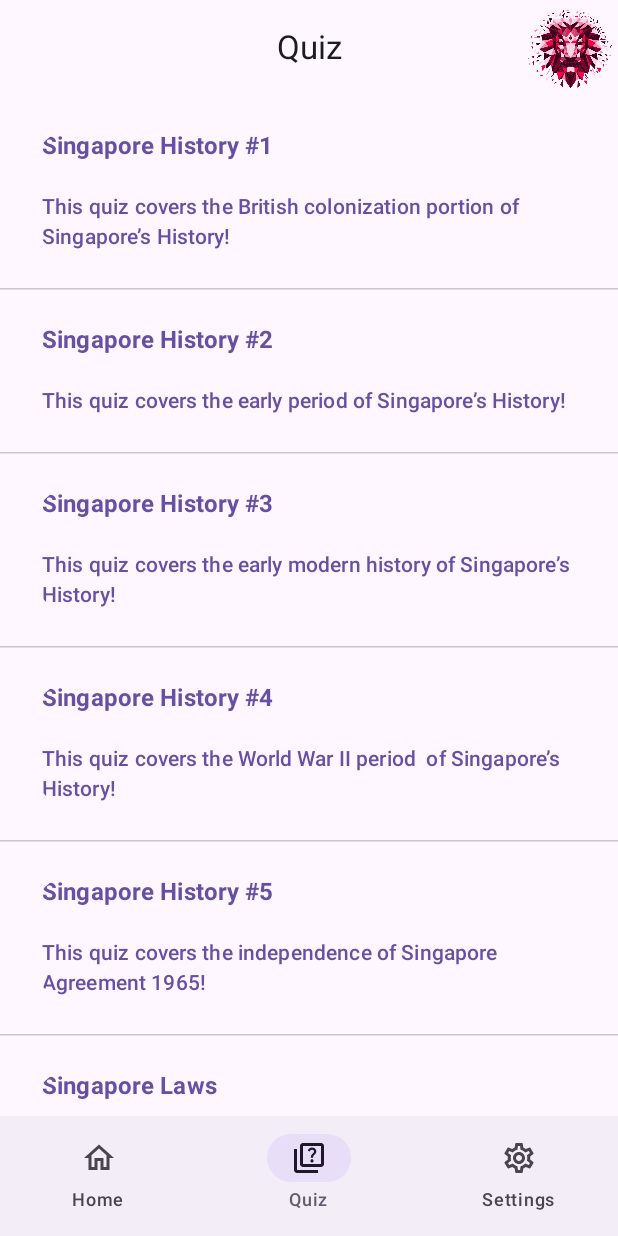
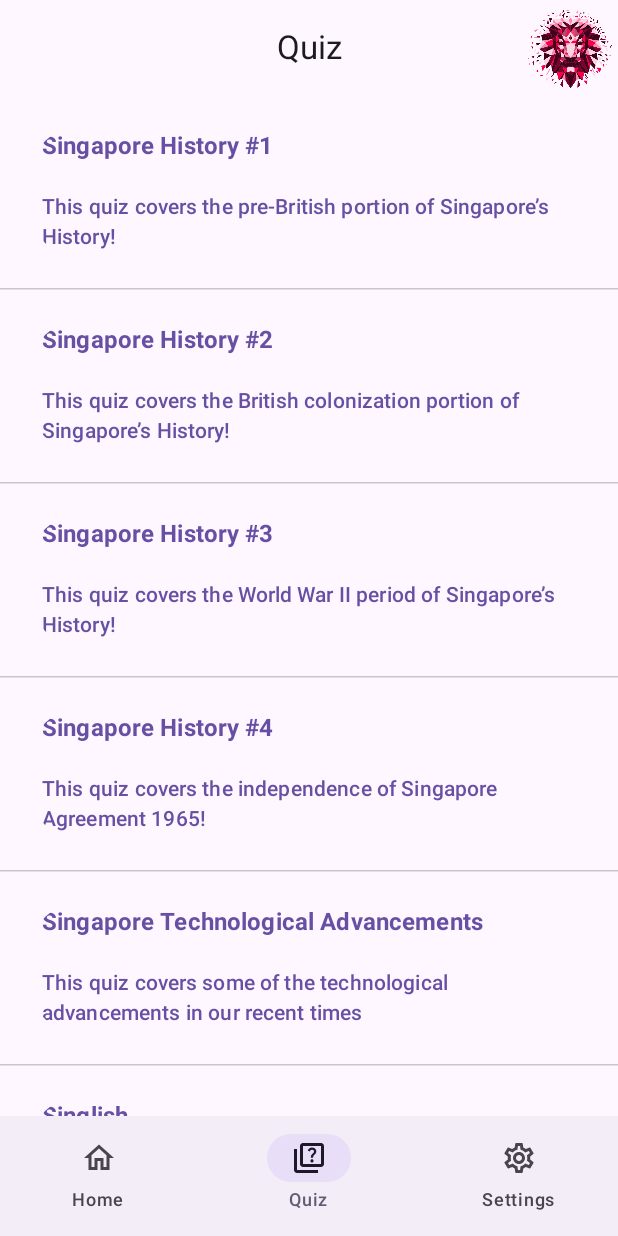
Before and after one commit to CS205-Android/App, an Android app built with Jetpack Compose: the screen it shows after launch (MainActivity), item 2 of the bottom bar chosen, on a phone screen of 412 x 824 dp. Run offline under Robolectric (Android 15) with nearby library versions, the phone set to English and light mode, and no system bars.

Commit message:
feat: All questions and answers implemented in Topic.kt

```diff
--- /dev/null
+++ b/app/src/main/java/mobile/cs205/composables/common/data/Topic.kt
@@ -0,0 +1,266 @@
+package mobile.cs205.composables.common.data
+
+data class Question(val question : String, val answerOptions : List<String>, val correctAnswer : String)
+data class Topic(val topicName : String, val description : String, val questions : List<Question>)
+
+val standardEmptyQuestionBank = listOf(
+    Question(question = "",
+        answerOptions = listOf("","","",""),
+        correctAnswer = ""),
+    Question(question = "",
+        answerOptions = listOf("","","",""),
+        correctAnswer = ""),
+    Question(question = "",
+        answerOptions = listOf("","","",""),
+        correctAnswer = ""),
+    Question(question = "",
+        answerOptions = listOf("","","",""),
+        correctAnswer = ""),
+    Question(question = "",
+        answerOptions = listOf("","","",""),
+        correctAnswer = ""),
+    Question(question = "",
+        answerOptions = listOf("","","",""),
+        correctAnswer = ""),
+    Question(question = "",
+        answerOptions = listOf("","","",""),
+        correctAnswer = ""),
+    Question(question = "",
+        answerOptions = listOf("","","",""),
+        correctAnswer = ""),
+    Question(question = "",
+        answerOptions = listOf("","","",""),
+        correctAnswer = ""),
+    Question(question = "",
+        answerOptions = listOf("","","",""),
+        correctAnswer = "")
+)
+
+val singaporeHistory1Questions = listOf(
+    Question(question = "What was the name of Singapore before the arrival of the British?",
+        answerOptions = listOf("Temasek","Pulau Ujong","Singapura","Malayu"),
+        correctAnswer = "Temasek"),
+    Question(question = "Who was the legendary founder of ancient Singapore according to Malay folklore?",
+        answerOptions = listOf("Sang Nila Utama","Parameswara","Hang Tuah","Sultan Mahmud Shah"),
+        correctAnswer = "Sang Nila Utama"),
+    Question(question = "What was the primary economic activity of ancient Singapore before the arrival of the British?",
+        answerOptions = listOf("Trading","Fishing","Farming","Mining"),
+        correctAnswer = "Trading"),
+    Question(question = "Which ancient kingdom exerted influence over Singapore before the arrival of the British?",
+        answerOptions = listOf("Srivijaya","Majapahit","Chola Empire","Malacca Sultanate"),
+        correctAnswer = "Srivijaya"),
+    Question(question = "What was the name of the local indigenous people who inhabited Singapore before the arrival of the British?",
+        answerOptions = listOf("Orang Laut","Dayak","Bugis","Batak"),
+        correctAnswer = "Orang Laut"),
+    Question(question = "Which ancient empire established a trading port in Singapore in the 14th century?",
+        answerOptions = listOf("Majapahit","Ming Dynasty","Chola Empire","Srivijaya"),
+        correctAnswer = "Majapahit"),
+    Question(question = "What was the main reason for the decline of ancient Singapore as a trading port before the arrival of the British?",
+        answerOptions = listOf("Political instability","Pirate attacks","Natural disasters","Trade route shifts"),
+        correctAnswer = "Political instability"),
+    Question(question = "What was the name of the treaty signed between the British and the Sultan of Johor to establish a trading post in Singapore?",
+        answerOptions = listOf("Treaty of Friendship and Alliance","Singapore Agreement 1819","Johor-British Treaty of 1824","Treaty of Temasek"),
+        correctAnswer = "Treaty of Friendship and Alliance"),
+    Question(question = "Which Chinese explorer is believed to have visited Singapore during the early 15th century?",
+        answerOptions = listOf("Zheng He","Cheng Ho","Xu Fu","Wang Dayuan"),
+        correctAnswer = "Zheng He"),
+    Question(question = "What was the name of the Sultan of Johor who signed the treaty with the British to establish a trading post in Singapore in 1819?",
+        answerOptions = listOf("Sultan Hussein Shah","Sultan Mahmud Shah","Sultan Abdul Jalil Shah","Sultan Abu Bakar"),
+        correctAnswer = "Sultan Hussein Shah")
+)
+
+val singaporeHistory2Questions = listOf(
+    Question(question = "When did the British establish Singapore as a trading post?",
+        answerOptions = listOf("1819","1835","1867","1901"),
+        correctAnswer = "1819"),
+    Question(question = "Who is often credited with founding modern Singapore as a British colony?",
+        answerOptions = listOf("Stamford Raffles","Adolf Hitler","John Crawfurd","William Farquhar"),
+        correctAnswer = "Stamford Raffles"),
+    Question(question = "What was the main commodity traded in Singapore during British rule?",
+        answerOptions = listOf("Spices","Rubber","Tea","Tin"),
+        correctAnswer = "Spices"),
+    Question(question = "What was the main commodity traded in Singapore during British rule?",
+        answerOptions = listOf("Spices","Rubber","Tea","Tin"),
+        correctAnswer = "Spices"),
+    Question(question = "What event led to the fall of Singapore to the Japanese during World War II?",
+        answerOptions = listOf("Battle of Singapore","Bombing of Singapore","Battle of Britain","Pearl Harbor attack"),
+        correctAnswer = "Battle of Singapore"),
+    Question(question = "What was the status of Singapore after the end of World War II?",
+        answerOptions = listOf("Returned to British rule","Became independent","Annexed by Malaysia","Became a Japanese territory"),
+        correctAnswer = "Returned to British rule"),
+    Question(question = "Which treaty officially transferred Singapore to British control in 1824?",
+        answerOptions = listOf("Anglo-Dutch Treaty","Treaty of Nanjing","Treaty of Paris","Treaty of London"),
+        correctAnswer = "Anglo-Dutch Treaty"),
+    Question(question = "What was the term used to describe British colonial rule in Singapore?",
+        answerOptions = listOf("Crown colony","Imperial administration","Raj","Dominion"),
+        correctAnswer = "Crown colony"),
+    Question(question = "Who was the first British Resident of Singapore?",
+        answerOptions = listOf("William Farquhar","John Crawfurd","Lee Hsien Loong","Sir Hugh Low"),
+        correctAnswer = "William Farquhar"),
+    Question(question = "What was the main reason for the British to establish a presence in Singapore?",
+        answerOptions = listOf("Trading opportunities","Military expansion","Religious missions","Agricultural development"),
+        correctAnswer = "Trading opportunities"),
+    Question(question = "What significant infrastructure did the British build in Singapore during their rule?",
+        answerOptions = listOf("Jurong Industrial Estate","Changi Airport","Marina Bay Sands","Sentosa Island"),
+        correctAnswer = "Jurong Industrial Estate")
+)
+
+val singaporeHistory3Questions = listOf(
+    Question(question = "What year did World War II start?",
+        answerOptions = listOf("1939","1941","1943","1945"),
+        correctAnswer = "1939"),
+    Question(question = "Which country invaded Singapore during World War II?",
+        answerOptions = listOf("Japan","Germany","Italy","United States"),
+        correctAnswer = "Japan"),
+    Question(question = "What was the name of the British military force defending Singapore during World War II?",
+        answerOptions = listOf("Indian Army","British Army","Australian Army","Singaporean Army"),
+        correctAnswer = "Indian Army"),
+    Question(question = "Who was the British commander during the Battle of Singapore?",
+        answerOptions = listOf("Arthur Percival","Winston Churchill","Douglas MacArthur","George Marshall"),
+        correctAnswer = "Arthur Percival"),
+    Question(question = "Which defensive line was built to protect Singapore from a Japanese invasion?",
+        answerOptions = listOf("Malayan Barrier","Fortress Singapore","Maginot Line","Siegfried Line"),
+        correctAnswer = "Malayan Barrier"),
+    Question(question = "What was the nickname given to the Japanese occupation of Singapore?",
+        answerOptions = listOf("Syonan-to","Bushido","Manchukuo","Chrysanthemum Throne"),
+        correctAnswer = "Syonan-to"),
+    Question(question = "Which event marked the start of the Japanese invasion of Malaya and Singapore?",
+        answerOptions = listOf("Attack on Pearl Harbor","Battle of Midway","Battle of Okinawa","Battle of Tarawa"),
+        correctAnswer = "Attack on Pearl Harbor"),
+    Question(question = "What was the code name for the Japanese invasion of Singapore?",
+        answerOptions = listOf("Operation Ka","Operation Merlion","Operation Tiderace","Operation Matador"),
+        correctAnswer = "Operation Ka"),
+    Question(question = "Who was the Japanese military commander responsible for the invasion of Malaya and Singapore?",
+        answerOptions = listOf("Tomoyuki Yamashita","Isoroku Yamamoto","Hiroshi Oshima","Hideki Tojo"),
+        correctAnswer = "Tomoyuki Yamashita"),
+    Question(question = "Where did the British surrender to the Japanese in Singapore?",
+        answerOptions = listOf("Fort Canning","Former Ford Factory","Changi Beach","Bukit Timah"),
+        correctAnswer = "Fort Canning")
+)
+
+val singaporeHistory4Questions = listOf(
+    Question(question = "When did Singapore gain independence from Malaysia?",
+        answerOptions = listOf("1965","1959","1963","1971"),
+        correctAnswer = "1965"),
+    Question(question = "Who was the Prime Minister of Singapore during the independence negotiations?",
+        answerOptions = listOf("Lee Kuan Yew","Goh Chok Tong","Lee Hsien Loong","S. Rajaratnam"),
+        correctAnswer = "Lee Kuan Yew"),
+    Question(question = "What was the name of the agreement that led to Singapore's independence?",
+        answerOptions = listOf("Separation Agreement 1965","Singapore Separation Accord","Independence Accord of 1965","Malaysia-Singapore Agreement"),
+        correctAnswer = "Separation Agreement 1965"),
+    Question(question = "Which country did Singapore merge with in 1963, leading to its brief union?",
+        answerOptions = listOf("Malaysia","Indonesia","Thailand","Vietnam"),
+        correctAnswer = "Malaysia"),
+    Question(question = "Who represented Singapore during the negotiations for independence?",
+        answerOptions = listOf("S. Rajaratnam","Lee Hsien Loong","Toh Chin Chye","Goh Keng Swee"),
+        correctAnswer = "S. Rajaratnam"),
+    Question(question = "What was the main reason for Singapore's separation from Malaysia?",
+        answerOptions = listOf("Political disagreements","Cultural conflicts","Religious disputes","Economic differences"),
+        correctAnswer = "Political disagreements"),
+    Question(question = "What is the date of Singapore's Independence Day?",
+        answerOptions = listOf("August 9, 1965","August 9, 1963","August 31, 1957","July 4, 1776"),
+        correctAnswer = "August 9, 1965"),
+    Question(question = "What was the primary language used during the negotiations for Singapore's independence?",
+        answerOptions = listOf("English","Malay","Mandarin","Tamil"),
+        correctAnswer = "English"),
+    Question(question = "Which political party was in power in Singapore during the independence negotiations?",
+        answerOptions = listOf("People's Action Party (PAP)","Democratic Progressive Party (DPP)","Labour Front","United Malays National Organization (UMNO)"),
+        correctAnswer = "People's Action Party (PAP)"),
+    Question(question = "What was the reaction of the United Nations to Singapore's independence?",
+        answerOptions = listOf("Did not intervene","Supported it immediately","Rejected it outright","Requested further negotiations"),
+        correctAnswer = "Did not intervene")
+)
+
+val singaporeTechnologicalAdvancementsQuestions = listOf(
+    Question(question = "Which advanced technology allows Singaporeans to teleport within the city in 2100?",
+        answerOptions = listOf("Teleportation Pods","Sky Tunnels","Quantum Transporters","Mind Control Devices"),
+        correctAnswer = "Teleportation Pods"),
+    Question(question = "What is the name of the AI-controlled skyscraper that serves as Singapore's central command center in 2100?",
+        answerOptions = listOf("SingaTower","SkyScape Central","Quantum Nexus","AuraDome"),
+        correctAnswer = "SingaTower"),
+    Question(question = "Which floating city serves as Singapore's offshore residential district in 2100?",
+        answerOptions = listOf("AquaMetropolis","NeoAtlantis","Oceanic Haven","Floatopia"),
+        correctAnswer = "AquaMetropolis"),
+    Question(question = "What is the primary mode of transportation used for interplanetary travel from Singapore's spaceport in 2100?",
+        answerOptions = listOf("Space Shuttles","Hyperloop Capsules","Warp Gates","Anti-Gravity Pods"),
+        correctAnswer = "Space Shuttles"),
+    Question(question = "Which artificial intelligence system manages Singapore's weather control system in 2100?",
+        answerOptions = listOf("WeatherNet","ClimateMind","StormGuard","AtmoAI"),
+        correctAnswer = "WeatherNet"),
+    Question(question = "Which underwater research facility allows scientists to explore the depths of the ocean surrounding Singapore in 2100?",
+        answerOptions = listOf("DeepSeaLab","AquaSphere","Neptune Station","Oceanic Nexus"),
+        correctAnswer = "DeepSeaLab"),
+    Question(question = "What is the name of the virtual reality platform that immerses users in historical simulations of Singapore's past in 2100?",
+        answerOptions = listOf("HoloHistory","ChronoSim","SingaScape","VirtualPast"),
+        correctAnswer = "HoloHistory"),
+    Question(question = "Which bio-engineered organism helps maintain Singapore's ecosystem by filtering pollutants from the air and water in 2100?",
+        answerOptions = listOf("EcoBots","PurifyPlants","BioCleaners","NatureNets"),
+        correctAnswer = "EcoBots"),
+    Question(question = "What is the energy source powering Singapore's floating solar farms in 2100?",
+        answerOptions = listOf("Solar HelioCells","Fusion Generators","Quantum Reactors","Tidal Turbines"),
+        correctAnswer = "Solar HelioCells"),
+    Question(question = "Which advanced medical technology allows Singaporeans to extend their lifespan significantly in 2100?",
+        answerOptions = listOf("RegenPulse Nanobots","YouthInfini Serum","EternalLife Implants","AgeZero Pills"),
+        correctAnswer = "RegenPulse Nanobots")
+)
+
+val singlishQuestions = listOf(
+    Question(question = "What does \"shiok\" mean in Singlish?",
+        answerOptions = listOf("Delicious or satisfying","Sleep","Angry","Confused"),
+        correctAnswer = "Delicious or satisfying"),
+    Question(question = "What does \"kiasu\" refer to in Singlish?",
+        answerOptions = listOf("Fear of losing out","Being brave","Eating quickly","Being generous"),
+        correctAnswer = "Fear of losing out"),
+    Question(question = "What does \"lepak\" mean in Singlish?",
+        answerOptions = listOf("Relax or chill out","Work hard","Exercise vigorously","Go shopping"),
+        correctAnswer = "Relax or chill out"),
+    Question(question = "What does \"bo jio\" mean in Singlish?",
+        answerOptions = listOf("Why didn't you invite me?","Have you eaten?","Let's go","Congratulations"),
+        correctAnswer = "Why didn't you invite me?"),
+    Question(question = "What does \"act blur\" mean in Singlish?",
+        answerOptions = listOf("Pretend not to know","Act quickly","Play dumb","Wear glasses"),
+        correctAnswer = "Pretend not to know"),
+    Question(question = "What does \"steady lah\" mean in Singlish?",
+        answerOptions = listOf("Very good or excellent","Unstable","Slow down","Don't worry"),
+        correctAnswer = "Very good or excellent"),
+    Question(question = "What does \"sabo\" mean in Singlish?",
+        answerOptions = listOf("Sabotage or play a prank on someone","A type of clothing","A type of dance","Savoury food"),
+        correctAnswer = "Sabotage or play a prank on someone"),
+    Question(question = "What does \"blur like sotong\" mean in Singlish?",
+        answerOptions = listOf("Confused","Very clear","Smart","Happy"),
+        correctAnswer = "Confused"),
+    Question(question = "What does \"pai seh\" mean in Singlish?",
+        answerOptions = listOf("Embarrassed","Proud","Shy","Confident"),
+        correctAnswer = "Embarrassed"),
+    Question(question = "What does \"chiong\" mean in Singlish?",
+        answerOptions = listOf("To rush or go all out","To sleep","To eat quickly","To relax"),
+        correctAnswer = "To rush or go all out")
+)
+
+
+val topics = listOf(
+    Topic(topicName = "Singapore History #1",
+        description = "This quiz covers the pre-British portion of Singapore’s History!",
+        questions = singaporeHistory1Questions),
+    Topic(topicName = "Singapore History #2",
+        description = "This quiz covers the British colonization portion of Singapore’s History!",
+        questions = singaporeHistory2Questions),
+    Topic(topicName = "Singapore History #3",
+        description = "This quiz covers the World War II period of Singapore’s History!",
+        questions = singaporeHistory3Questions),
+    Topic(topicName = "Singapore History #4",
+        description = "This quiz covers the independence of Singapore Agreement 1965!",
+        questions = singaporeHistory4Questions),
+    Topic(topicName = "Singapore Technological Advancements",
+        description = "This quiz covers some of the technological advancements in our recent times",
+        questions = singaporeTechnologicalAdvancementsQuestions),
+    Topic(topicName = "Singlish",
+        description = "Lar lor leh meh, do you know all the Singlish slangs? Find out in this quiz!",
+        questions = singlishQuestions),
+    Topic(topicName = "Singapore Laws",
+        description = "Did you know about some laws that are unique to Singapore?",
+        questions = listOf()),
+    Topic(topicName = "Singapore Politics",
+        description = "How much did you know about politics in Singapore? Guess we are about to find out now!",
+        questions = listOf())
+)
--- a/app/src/main/java/mobile/cs205/screens/QuizListing.kt
+++ b/app/src/main/java/mobile/cs205/screens/QuizListing.kt
@@ -24,30 +24,11 @@ import androidx.compose.ui.text.withStyle
 import androidx.compose.ui.tooling.preview.Preview
 import androidx.compose.ui.unit.dp
 import androidx.compose.ui.unit.sp
+import mobile.cs205.composables.common.data.topics
 import mobile.cs205.ui.theme.CS205Theme
-
-data class Topic(val topicName : String, val description : String)
 
 @Composable
 fun QuizListingScreen() {
-    val topics = listOf(
-        Topic("Singapore History #1",
-            "This quiz covers the British colonization portion of Singapore’s History!"),
-        Topic("Singapore History #2",
-            "This quiz covers the early period of Singapore’s History!"),
-        Topic("Singapore History #3",
-            "This quiz covers the early modern history of Singapore’s History!"),
-        Topic("Singapore History #4",
-            "This quiz covers the World War II period  of Singapore’s History!"),
-        Topic("Singapore History #5",
-            "This quiz covers the independence of Singapore Agreement 1965!"),
-        Topic("Singapore Laws",
-            "Did you know about some laws that are unique to Singapore?"),
-        Topic("Singlish",
-            "Lar lor leh meh, do you know all the Singlish slangs? Find out in this quiz!"),
-        Topic("Singapore Politics",
-            "How much did you know about politics in Singapore? Guess we are about to find out now!")
-    )
 
     //State to keep track of which person is opened and when its opened. Will change with actual quiz
     val openAlertDialog = remember { mutableStateOf(false) }
```
